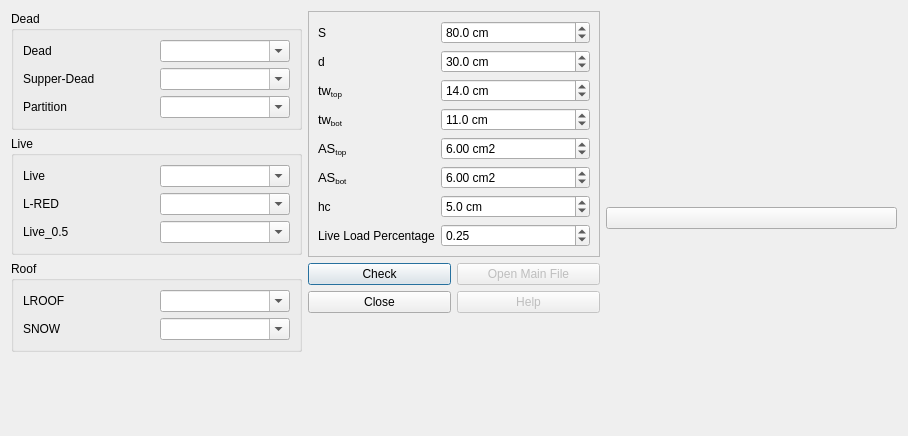
Old version of the form widgets/control/control_deflection_of_slab.ui in the repository ebrahimraeyat/civilTools.
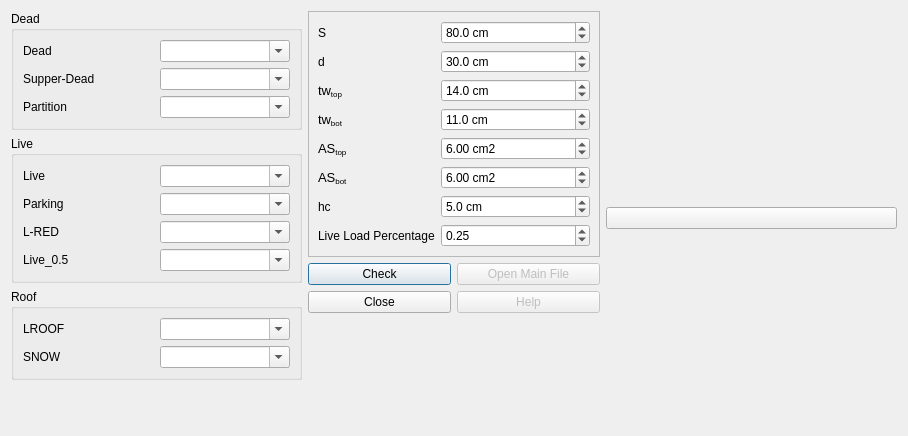
New version of the form. Icons and pictures are not drawn.

Commit message: Add loads in deflection controls

```diff
--- a/widgets/control/control_deflection_of_slab.ui
+++ b/widgets/control/control_deflection_of_slab.ui
@@ -80,22 +80,15 @@
         <string>Live</string>
        </property>
        <layout class="QGridLayout" name="gridLayout">
-        <item row="2" column="1">
-         <widget class="QComboBox" name="live5_combobox">
-          <property name="editable">
-           <bool>true</bool>
-          </property>
-         </widget>
-        </item>
-        <item row="1" column="1">
+        <item row="3" column="1">
          <widget class="QComboBox" name="lred_combobox">
           <property name="editable">
            <bool>true</bool>
           </property>
          </widget>
         </item>
-        <item row="0" column="1">
-         <widget class="QComboBox" name="live_combobox">
+        <item row="4" column="1">
+         <widget class="QComboBox" name="live5_combobox">
           <property name="editable">
            <bool>true</bool>
           </property>
@@ -108,20 +101,41 @@
           </property>
          </widget>
         </item>
-        <item row="1" column="0">
+        <item row="0" column="1">
+         <widget class="QComboBox" name="live_combobox">
+          <property name="editable">
+           <bool>true</bool>
+          </property>
+         </widget>
+        </item>
+        <item row="3" column="0">
          <widget class="QLabel" name="label_27">
           <property name="text">
            <string>L-RED</string>
           </property>
          </widget>
         </item>
-        <item row="2" column="0">
+        <item row="4" column="0">
          <widget class="QLabel" name="label_28">
           <property name="text">
            <string>Live_0.5</string>
           </property>
          </widget>
         </item>
+        <item row="2" column="1">
+         <widget class="QComboBox" name="live_parking_combobox">
+          <property name="editable">
+           <bool>true</bool>
+          </property>
+         </widget>
+        </item>
+        <item row="2" column="0">
+         <widget class="QLabel" name="label_35">
+          <property name="text">
+           <string>Parking</string>
+          </property>
+         </widget>
+        </item>
        </layout>
       </widget>
      </item>
```
The commit also changes 3 other files.
